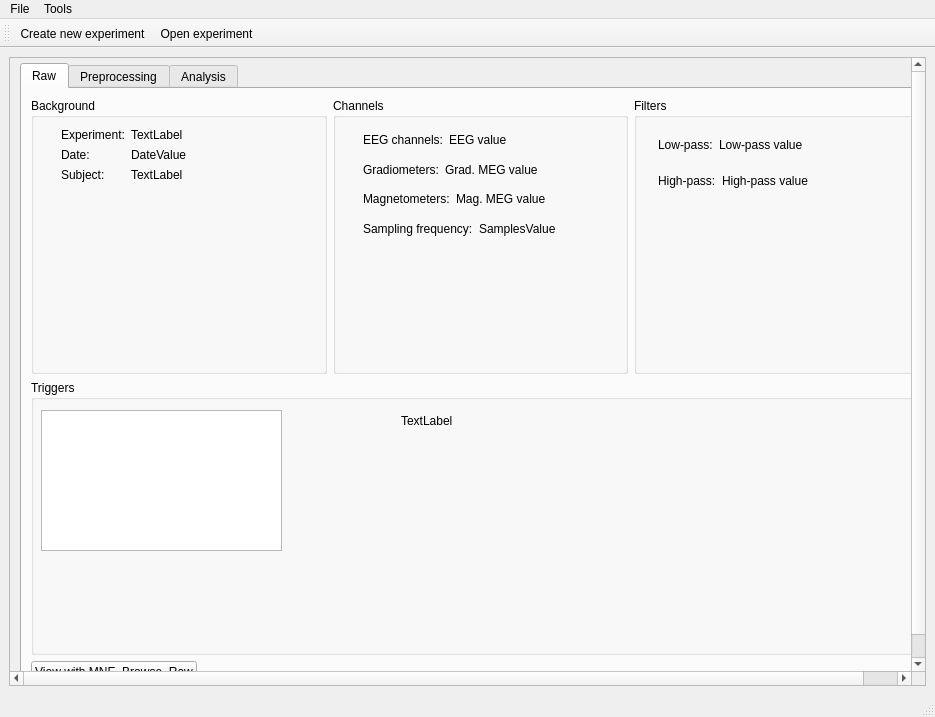
First picture: the form in hoksotin/ui/qt4Designer/UIehdotus11.ui, repository cibr-jyu/meggie, before the edit.
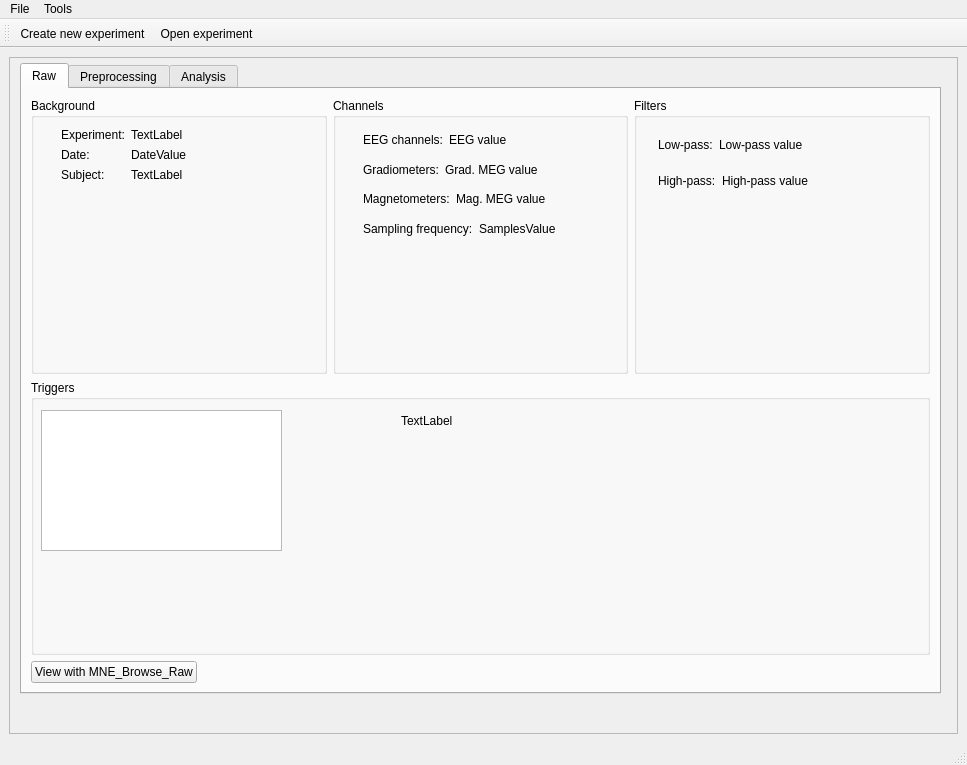
Second picture: the form after the edit. The open tabs and pages were chosen to show the change.

Patch:
```diff
--- a/hoksotin/ui/qt4Designer/UIehdotus11.ui
+++ b/hoksotin/ui/qt4Designer/UIehdotus11.ui
@@ -6,8 +6,8 @@
    <rect>
     <x>0</x>
     <y>0</y>
-    <width>935</width>
-    <height>717</height>
+    <width>967</width>
+    <height>765</height>
    </rect>
   </property>
   <property name="sizePolicy">
@@ -37,8 +37,8 @@
         <rect>
          <x>0</x>
          <y>0</y>
-         <width>937</width>
-         <height>638</height>
+         <width>947</width>
+         <height>657</height>
         </rect>
        </property>
        <property name="minimumSize">
@@ -840,8 +840,8 @@
     <rect>
      <x>0</x>
      <y>0</y>
-     <width>965</width>
-     <height>23</height>
+     <width>967</width>
+     <height>29</height>
     </rect>
    </property>
    <property name="defaultUp">
```
Left out of the diff: 2 changed lines with no effect on the pictures.
